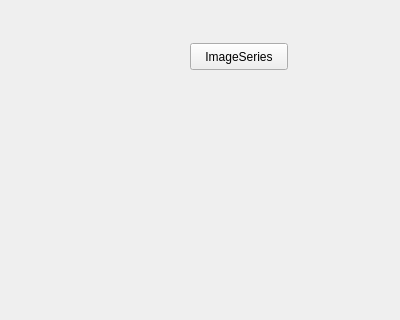
Qt form src/ImageSeriesWidget.ui (rleofield/previewbox) before a commit; both pictures show x 0 to 400 and y 157 to 477 of the 400 by 634 pixel window.
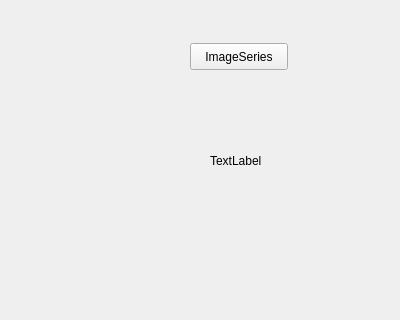
The same form after that commit.

The edit to the form file:
```diff
--- a/src/ImageSeriesWidget.ui
+++ b/src/ImageSeriesWidget.ui
@@ -42,6 +42,19 @@
     <string>File</string>
    </property>
   </widget>
+  <widget class="QLabel" name="label">
+   <property name="geometry">
+    <rect>
+     <x>210</x>
+     <y>310</y>
+     <width>53</width>
+     <height>15</height>
+    </rect>
+   </property>
+   <property name="text">
+    <string>TextLabel</string>
+   </property>
+  </widget>
   <action name="actionButton_file_pressed">
    <property name="text">
     <string>button_file_pressed</string>
```
